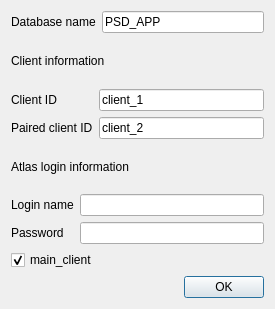
Before: the Qt Designer form start_mongo_server.ui in jackey-qiu/PSD_controller, drawn with Qt 5.
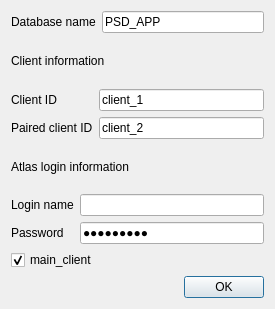
After: the same form once the commit is applied.

Diff of the .ui file:
```diff
--- a/start_mongo_server.ui
+++ b/start_mongo_server.ui
@@ -99,6 +99,9 @@
      </item>
      <item row="1" column="1">
       <widget class="QLineEdit" name="lineEdit_pass">
+       <property name="text">
+        <string>Qiu112439</string>
+       </property>
        <property name="echoMode">
         <enum>QLineEdit::Password</enum>
        </property>
```
